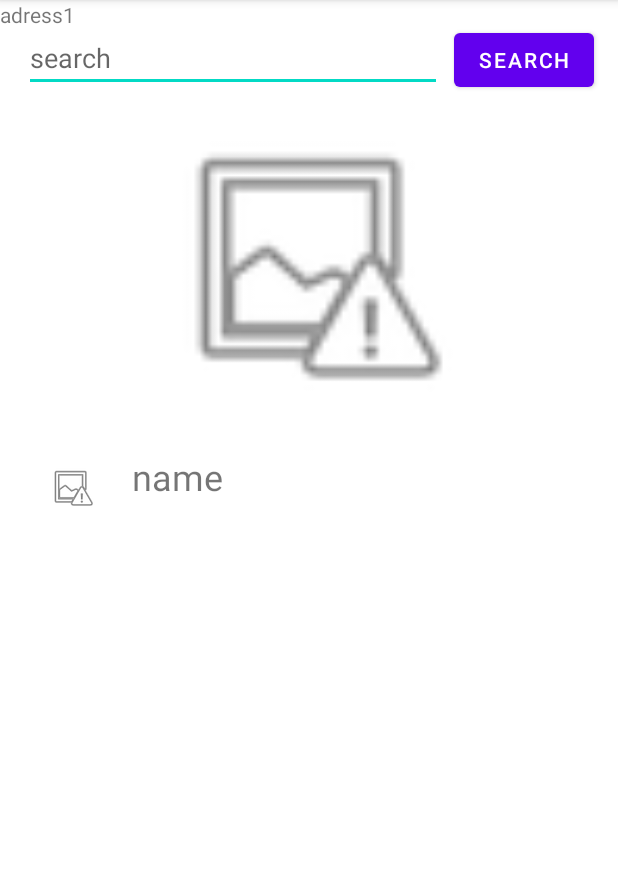
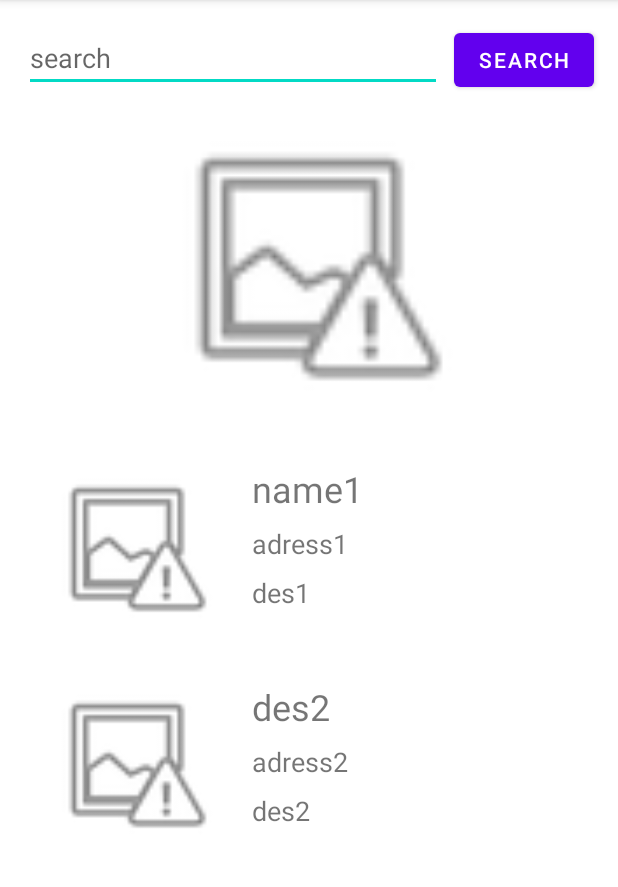
Before and after one commit to Chenkai-ZHANG/DEVMO, an Android app: the screen it shows after launch (MainActivity), on a phone screen of 412 x 824 dp, the part 84-971 px from its top. Run offline under Robolectric (Android 15) with nearby library versions, the phone set to English and light mode, and no system bars.

Commit message:
layout of main activity

```diff
--- a/app/src/main/res/layout/activity_main.xml
+++ b/app/src/main/res/layout/activity_main.xml
@@ -6,6 +6,52 @@
     android:layout_width="match_parent"
     android:layout_height="match_parent"
     tools:context=".MainActivity">
+
+    <TextView
+        android:id="@+id/name2"
+        android:layout_width="wrap_content"
+        android:layout_height="0dp"
+        android:layout_marginStart="24dp"
+        android:layout_marginTop="32dp"
+        android:text="@string/des2"
+        android:textSize="24sp"
+        app:layout_constraintStart_toEndOf="@+id/imageplace2"
+        app:layout_constraintTop_toBottomOf="@+id/description1" />
+
+    <ImageView
+        android:id="@+id/imageplace2"
+        android:layout_width="112dp"
+        android:layout_height="112dp"
+        android:layout_marginStart="32dp"
+        android:layout_marginTop="32dp"
+        android:contentDescription="@string/imageplace2"
+        app:layout_constraintStart_toStartOf="parent"
+        app:layout_constraintTop_toBottomOf="@+id/imageplace1"
+        app:srcCompat="@android:drawable/ic_menu_report_image" />
+
+    <TextView
+        android:id="@+id/description2"
+        android:layout_width="0dp"
+        android:layout_height="42dp"
+        android:layout_marginStart="24dp"
+        android:layout_marginTop="8dp"
+        android:layout_marginEnd="16dp"
+        android:text="@string/des2"
+        android:textSize="18sp"
+        app:layout_constraintEnd_toEndOf="parent"
+        app:layout_constraintStart_toEndOf="@+id/imageplace2"
+        app:layout_constraintTop_toBottomOf="@+id/adress2" />
+
+    <TextView
+        android:id="@+id/adress2"
+        android:layout_width="wrap_content"
+        android:layout_height="wrap_content"
+        android:layout_marginStart="24dp"
+        android:layout_marginTop="8dp"
+        android:text="@string/adress2"
+        android:textSize="18sp"
+        app:layout_constraintStart_toEndOf="@+id/imageplace2"
+        app:layout_constraintTop_toBottomOf="@+id/name2" />
 
     <EditText
         android:id="@+id/search_bar"
@@ -47,11 +93,12 @@
         app:srcCompat="@android:drawable/ic_menu_report_image" />
 
     <ImageView
-        android:id="@+id/imageView"
-        android:layout_width="wrap_content"
-        android:layout_height="wrap_content"
+        android:id="@+id/imageplace1"
+        android:layout_width="112dp"
+        android:layout_height="112dp"
         android:layout_marginStart="32dp"
         android:layout_marginTop="32dp"
+        android:contentDescription="@string/imageplace1"
         app:layout_constraintStart_toStartOf="parent"
         app:layout_constraintTop_toBottomOf="@+id/image_recommend"
         app:srcCompat="@android:drawable/ic_menu_report_image" />
@@ -61,18 +108,34 @@
         android:layout_width="wrap_content"
         android:layout_height="0dp"
         android:layout_marginStart="24dp"
-        android:layout_marginTop="24dp"
-        android:text="name"
+        android:layout_marginTop="32dp"
+        android:text="@string/name1"
         android:textSize="24sp"
-        app:layout_constraintStart_toEndOf="@+id/imageView"
+        app:layout_constraintStart_toEndOf="@+id/imageplace1"
         app:layout_constraintTop_toBottomOf="@+id/image_recommend" />
 
     <TextView
         android:id="@+id/adress1"
         android:layout_width="wrap_content"
         android:layout_height="wrap_content"
-        android:text="adress1"
-        tools:layout_editor_absoluteX="105dp"
-        tools:layout_editor_absoluteY="377dp" />
+        android:layout_marginStart="24dp"
+        android:layout_marginTop="8dp"
+        android:text="@string/adress1"
+        android:textSize="18sp"
+        app:layout_constraintStart_toEndOf="@+id/imageplace1"
+        app:layout_constraintTop_toBottomOf="@+id/name1" />
+
+    <TextView
+        android:id="@+id/description1"
+        android:layout_width="0dp"
+        android:layout_height="40dp"
+        android:layout_marginStart="24dp"
+        android:layout_marginTop="8dp"
+        android:layout_marginEnd="16dp"
+        android:text="@string/des1"
+        android:textSize="18sp"
+        app:layout_constraintEnd_toEndOf="parent"
+        app:layout_constraintStart_toEndOf="@+id/imageplace1"
+        app:layout_constraintTop_toBottomOf="@+id/adress1" />
 
 </androidx.constraintlayout.widget.ConstraintLayout>
--- a/app/src/main/res/values/strings.xml
+++ b/app/src/main/res/values/strings.xml
@@ -5,8 +5,16 @@
     <string name="ranking">ranking</string>
     <!-- TODO: Remove or change this placeholder text -->
     <string name="hello_blank_fragment">Hello blank fragment</string>
-    <string name="search">search</string>
+
     <string name="the_image_recommendation">the_image_recommendation</string>
     <string name="image_main">image_main</string>
     <string name="search">search</string>
+
+    <string name="adress1">adress1</string>
+    <string name="adress2">adress2</string>
+    <string name="imageplace1">imageplace1</string>
+    <string name="imageplace2">imageplace2</string>
+    <string name="des2">des2</string>
+    <string name="des1">des1</string>
+    <string name="name1">name1</string>
 </resources>
```
